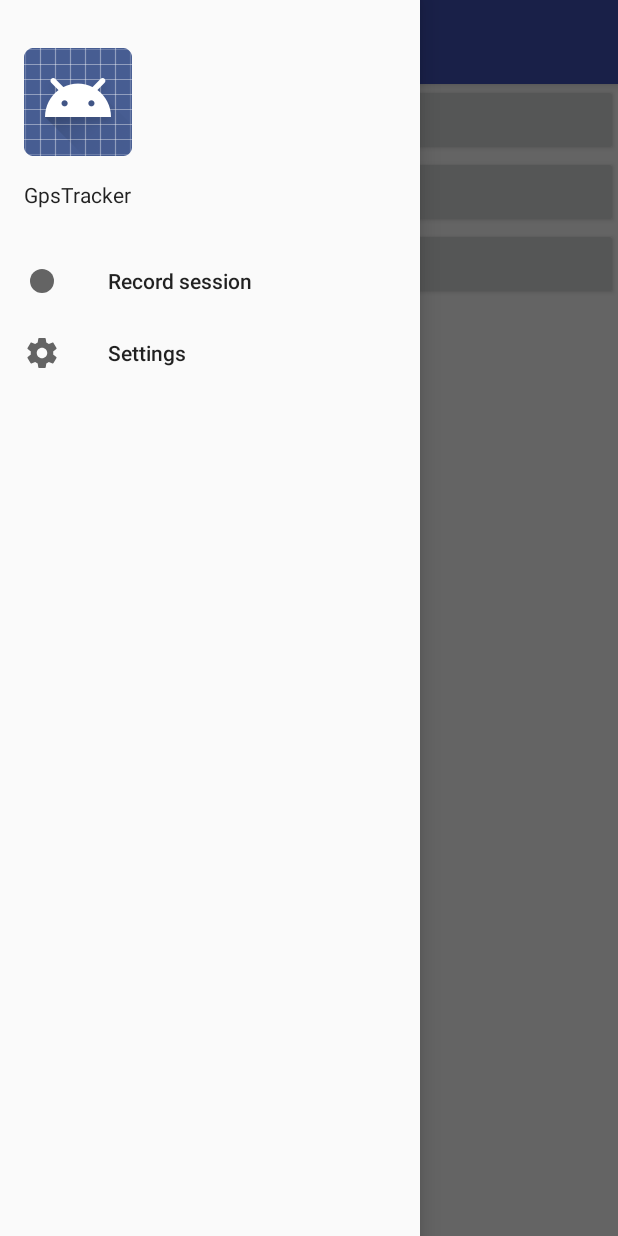
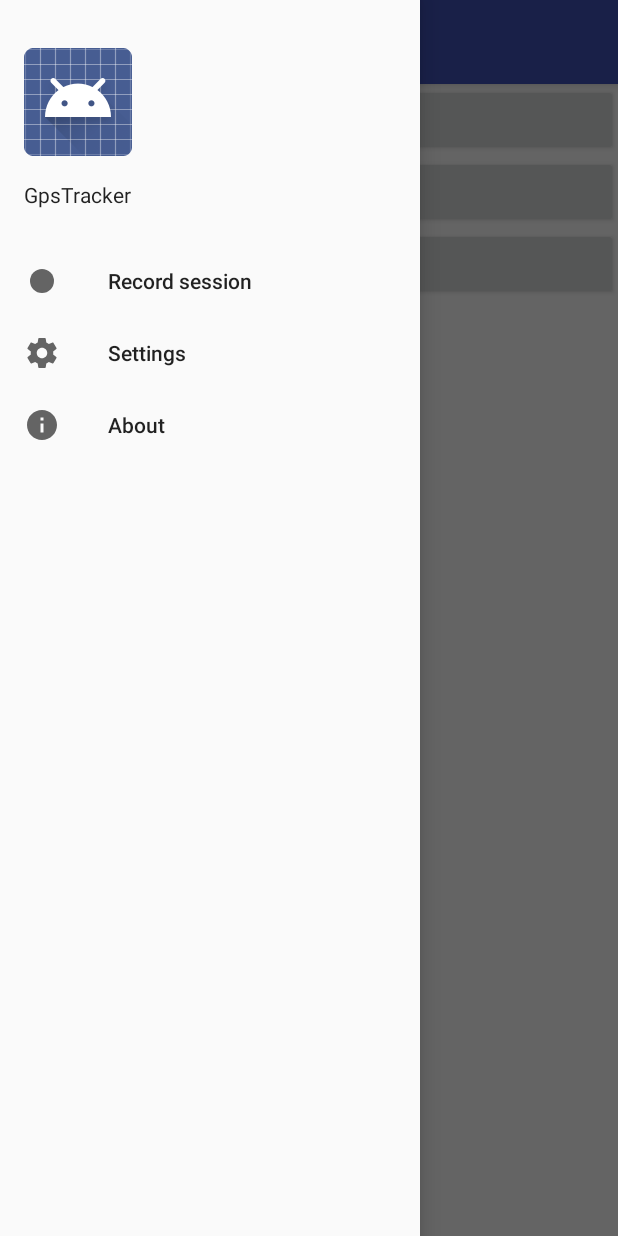
Before and after one commit to rofferom/gpstracker-android, an Android app: the screen it shows after launch (MainActivity), with the side drawer open, on a phone screen of 412 x 824 dp. Run offline under Robolectric (Android 15) with nearby library versions, the phone set to English and light mode, and no system bars.

Commit message:
Add an "About" panel to display read-only informations
- Build date
- Git version/SHA-1

```diff
--- a/app/src/main/java/fr/rtwo/gpstracker/MainActivity.java
+++ b/app/src/main/java/fr/rtwo/gpstracker/MainActivity.java
@@ -43,6 +43,8 @@ public class MainActivity extends AppCompatActivity {
                 fragment = new FragmentRecord();
             } else if (id == R.id.nav_preferences) {
                 fragment = new FragmentPreferences();
+            } else if (id == R.id.nav_about) {
+                fragment = new FragmentAbout();
             } else {
                 Log.e(TAG, "onNavigationItemSelected(): Unknown id " + id);
                 return false;
--- /dev/null
+++ b/app/src/main/res/drawable/ic_menu_about.xml
@@ -0,0 +1,9 @@
+<vector xmlns:android="http://schemas.android.com/apk/res/android"
+        android:width="24dp"
+        android:height="24dp"
+        android:viewportWidth="24.0"
+        android:viewportHeight="24.0">
+    <path
+        android:fillColor="#FF000000"
+        android:pathData="M12,2C6.48,2 2,6.48 2,12s4.48,10 10,10 10,-4.48 10,-10S17.52,2 12,2zM13,17h-2v-6h2v6zM13,9h-2L11,7h2v2z"/>
+</vector>
--- a/app/src/main/res/menu/navigation.xml
+++ b/app/src/main/res/menu/navigation.xml
@@ -11,4 +11,9 @@
         android:id="@+id/nav_preferences"
         android:icon="@drawable/ic_settings"
         android:title="Settings"/>
+
+    <item
+        android:id="@+id/nav_about"
+        android:icon="@drawable/ic_menu_about"
+        android:title="About"/>
 </menu>
--- a/app/src/main/res/values/strings.xml
+++ b/app/src/main/res/values/strings.xml
@@ -29,6 +29,9 @@
     <string name="pref_gps_timeout_title">GPS acquisition timeout</string>
     <string name="pref_gps_timeout_summary">Maximum duration to get a fix (seconds)</string>
 
+    <string name="about_version">Version</string>
+    <string name="about_build_date">Build date</string>
+
     <!-- TODO: Remove or change this placeholder text -->
     <string name="hello_blank_fragment">Hello blank fragment</string>
 </resources>
```
Also changed, not shown: app/build.gradle (+16 -0 lines), app/src/main/java/fr/rtwo/gpstracker/FragmentAbout.java (added, +25 -0 lines), app/src/main/res/xml/about.xml (added, +18 -0 lines).
